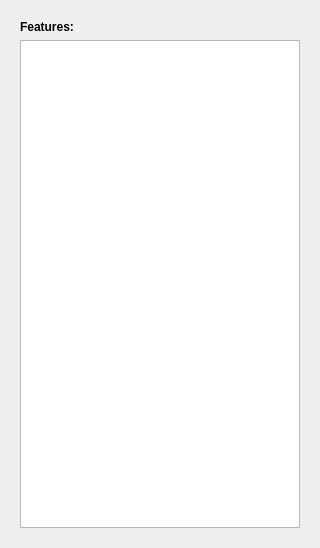
Qt form ilastik/applets/featureSelection/viewerControls.ui (ilastik/ilastik) before a commit.
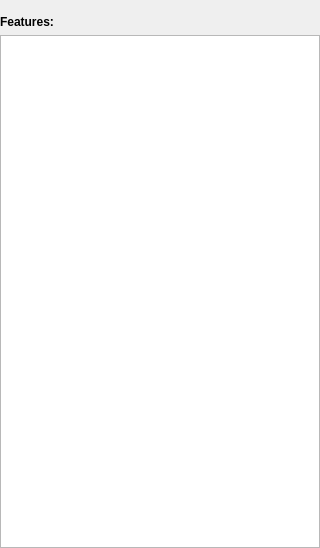
The same form after that commit.

Patch:
```diff
--- a/ilastik/applets/featureSelection/viewerControls.ui
+++ b/ilastik/applets/featureSelection/viewerControls.ui
@@ -20,6 +20,18 @@
    <string>Form</string>
   </property>
   <layout class="QVBoxLayout" name="verticalLayout_3">
+   <property name="leftMargin">
+    <number>0</number>
+   </property>
+   <property name="topMargin">
+    <number>15</number>
+   </property>
+   <property name="rightMargin">
+    <number>0</number>
+   </property>
+   <property name="bottomMargin">
+    <number>0</number>
+   </property>
    <item>
     <widget class="QWidget" name="viewerControls" native="true">
      <property name="sizePolicy">
@@ -29,6 +41,9 @@
       </sizepolicy>
      </property>
      <layout class="QVBoxLayout" name="verticalLayout_2">
+   <property name="margin">
+    <number>0</number>
+   </property>
       <item>
        <widget class="QLabel" name="label_2">
         <property name="sizePolicy">
```
